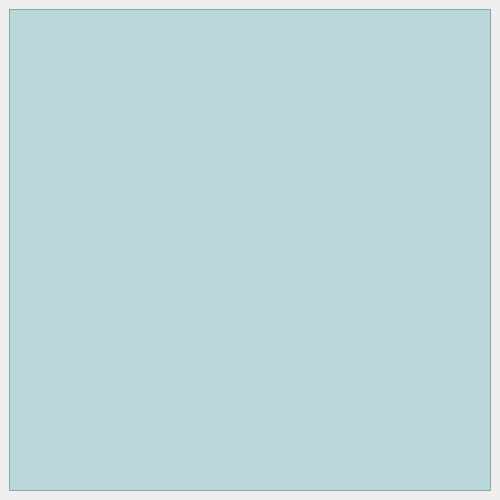
The window that source/mainWindow.ui (Slindess/CG_COURSE) describes before a commit, drawn with Qt 5.
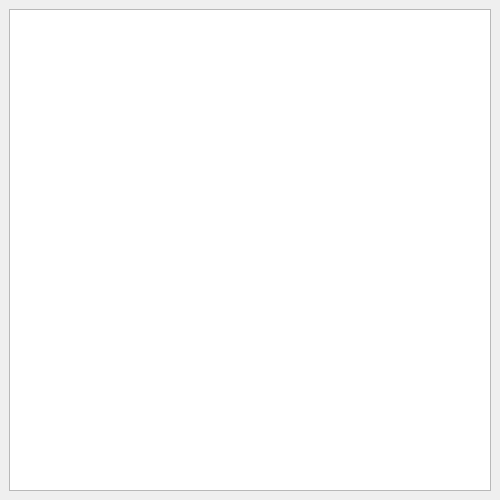
The same window after the commit. Icons and pictures are not drawn.

Commit message: Очень красивые текстуры и звездный фон. Я очень радgit add ../docs/drafts/Images/git add ../docs/drafts/Images/!

```diff
--- a/source/mainWindow.ui
+++ b/source/mainWindow.ui
@@ -33,7 +33,7 @@
        <bool>true</bool>
       </property>
       <property name="styleSheet">
-       <string notr="true">background-color: rgba(186, 215, 217, 1);</string>
+       <string notr="true">background-image : url(&quot;../Texture/Images/night.jpg&quot;);</string>
       </property>
      </widget>
     </item>
```
Left out of the diff: 2 changed lines with no effect on the pictures. The commit also changes 21 other files.
